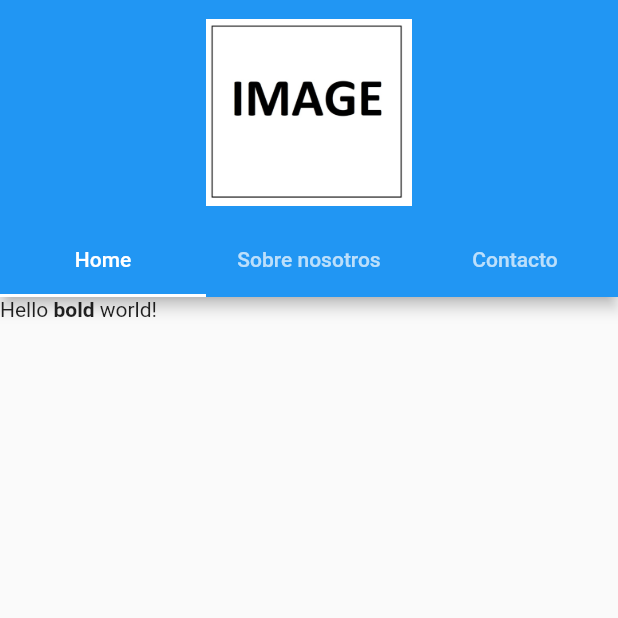
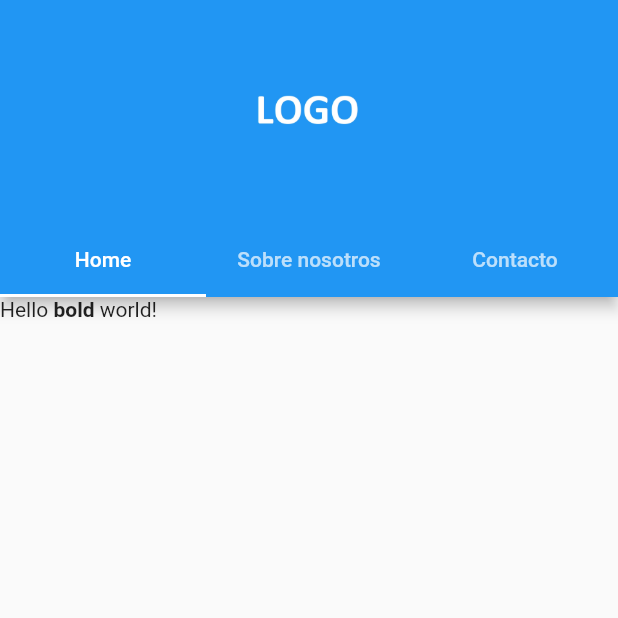
Before and after one commit to GabiH1414/super-duper-dollop, a Flutter app: the screen it shows after launch, on a phone screen of 412 x 824 dp, the top half of it. Run offline on Flutter 3.47's test engine with Material 2 defaults, Android fonts, the phone set to English and light mode, and no system bars; missing offline and left inert: dart:html.

Commit message:
correccion appbar

```diff
--- a/lib/src/pages/tabs.dart
+++ b/lib/src/pages/tabs.dart
@@ -134,7 +134,7 @@
               //),
 
               new Image.asset(
-                'assets/imageprueba.jpg',
+                'assets/electro_industrias_negro.jpg',
                 fit: BoxFit.contain,
                 height: size.height / 6,
                 width: size.width / 3, //240
```
